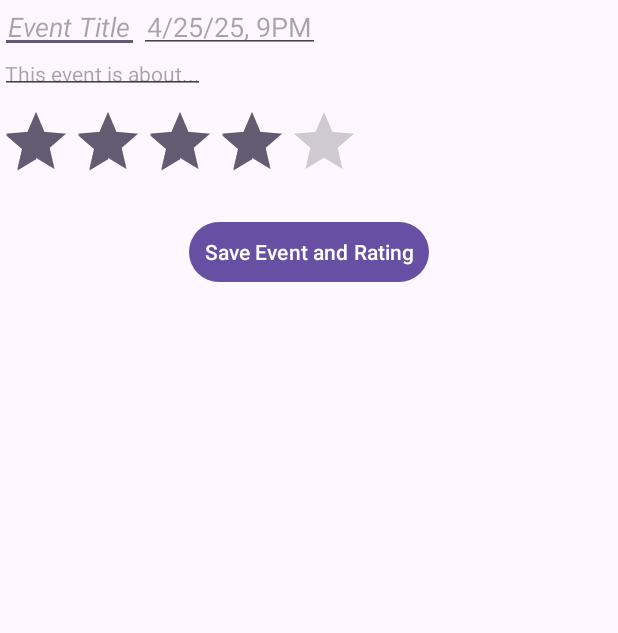
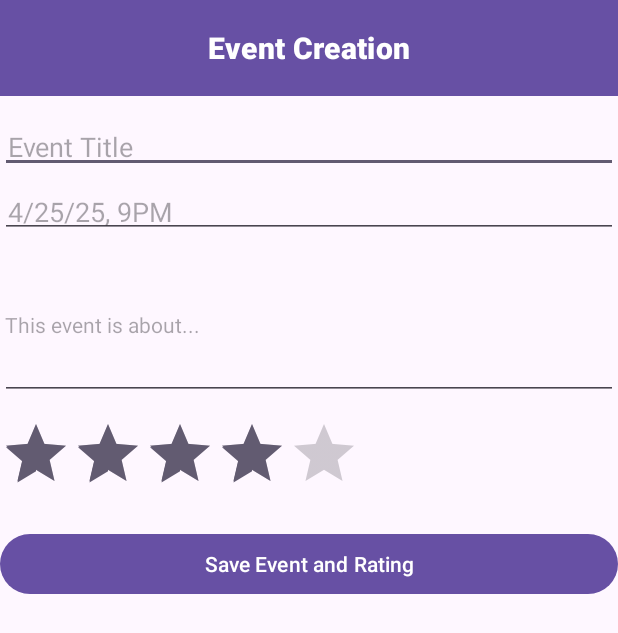
Before and after one commit to alejandro-echaniz/VenuVibe, an Android app: the AddEventActivity screen opened directly, with no data from a screen before it, on a phone screen of 412 x 824 dp. Shown: the top 633 px of the screen. Run offline under Robolectric (Android 15) with nearby library versions, the phone set to English and light mode, and no system bars; our stand-ins replace Firebase (no records; nobody signed in at launch, a user with empty details on screens opened directly).

Commit message:
Style: polished up item_events.xml for clearer UI/UX

```diff
--- a/app/src/main/res/layout/item_event.xml
+++ b/app/src/main/res/layout/item_event.xml
@@ -1,60 +1,87 @@
 <?xml version="1.0" encoding="utf-8"?>
-<RelativeLayout xmlns:android="http://schemas.android.com/apk/res/android"
+<androidx.constraintlayout.widget.ConstraintLayout
+    xmlns:android="http://schemas.android.com/apk/res/android"
+    xmlns:app="http://schemas.android.com/apk/res-auto"
     android:layout_width="match_parent"
     android:layout_height="match_parent">
 
-    <!-- || EVENT TITLE INPUT -->
+    <!-- Toolbar with “Event Creation” title -->
+    <com.google.android.material.appbar.MaterialToolbar
+        android:id="@+id/toolbar"
+        android:layout_width="0dp"
+        android:layout_height="?attr/actionBarSize"
+        android:background="?attr/colorPrimary"
+        app:title="Event Creation"
+        app:titleCentered="true"
+        app:layout_constraintTop_toTopOf="parent"
+        app:layout_constraintStart_toStartOf="parent"
+        app:layout_constraintEnd_toEndOf="parent"
+        app:titleTextAppearance="@style/ToolbarTitle.Bold.White" />
+
+    <!-- Event Title Input -->
     <EditText
-        android:layout_width="wrap_content"
+        android:id="@+id/eventTitle"
+        android:layout_width="0dp"
         android:layout_height="wrap_content"
-        android:id="@+id/eventTitle"
         android:hint="Event Title"
         android:textSize="18sp"
-        android:textStyle="italic"
-        android:padding="5dp" />
+        android:padding="5dp"
+        app:layout_constraintTop_toBottomOf="@id/toolbar"
+        app:layout_constraintStart_toStartOf="parent"
+        app:layout_constraintEnd_toEndOf="parent"
+        android:layout_marginTop="16dp"/>
 
-    <!-- || EVENT DATE- (yyyyMMdd) -->
+    <!-- Event Date Input -->
     <EditText
         android:id="@+id/eventDate"
-        android:layout_toRightOf="@+id/eventTitle"
-        android:layout_width="wrap_content"
+        android:layout_width="0dp"
         android:layout_height="wrap_content"
         android:hint="4/25/25, 9PM"
         android:textSize="18sp"
         android:padding="5dp"
-        android:textColor="#555555" />
+        android:textColor="#555555"
+        app:layout_constraintTop_toBottomOf="@id/eventTitle"
+        app:layout_constraintStart_toStartOf="parent"
+        app:layout_constraintEnd_toEndOf="parent"
+        android:layout_marginTop="8dp"/>
 
-    <!-- || EVENT DESCRIPTION -->
+    <!-- Event Description Input -->
     <EditText
         android:id="@+id/eventDescription"
-        android:layout_width="wrap_content"
-        android:layout_height="wrap_content"
+        android:layout_width="0dp"
+        android:layout_height="0dp"
         android:hint="This event is about..."
-        android:layout_below="@+id/eventDate"
         android:textSize="14sp"
         android:padding="3dp"
-        android:textColor="#555555" />
+        android:textColor="#555555"
+        app:layout_constraintTop_toBottomOf="@id/eventDate"
+        app:layout_constraintStart_toStartOf="parent"
+        app:layout_constraintEnd_toEndOf="parent"
+        app:layout_constraintHeight_min="100dp"
+        android:layout_marginTop="8dp"/>
 
-    <!-- || RATING BAR -->
+    <!-- Rating Bar -->
     <RatingBar
         android:id="@+id/ratingBar"
-        android:layout_below="@+id/eventDescription"
         android:layout_width="wrap_content"
         android:layout_height="wrap_content"
         android:numStars="5"
         android:stepSize="0.5"
         android:rating="4.0"
-        android:layout_marginTop="8dp" />
+        app:layout_constraintTop_toBottomOf="@id/eventDescription"
+        app:layout_constraintStart_toStartOf="parent"
+        android:layout_marginTop="12dp"/>
 
-    <!-- || SUBMIT FORM (SAVE EVENT & RATING) -->
+    <!-- Save Button -->
     <Button
         android:id="@+id/btnSaveEvent"
-        android:layout_below="@+id/ratingBar"
-        android:layout_width="wrap_content"
+        android:layout_width="0dp"
         android:layout_height="wrap_content"
         android:text="Save Event and Rating"
-        android:layout_marginTop="16dp"
-        android:layout_centerHorizontal="true"
-        android:padding="10dp" />
+        android:padding="10dp"
+        app:layout_constraintTop_toBottomOf="@id/ratingBar"
+        app:layout_constraintStart_toStartOf="parent"
+        app:layout_constraintEnd_toEndOf="parent"
+        android:layout_marginTop="16dp"/>
 
-</RelativeLayout>
+</androidx.constraintlayout.widget.ConstraintLayout>
--- a/app/src/main/res/values/themes.xml
+++ b/app/src/main/res/values/themes.xml
@@ -6,4 +6,10 @@
     </style>
 
     <style name="Theme.VenuVibe" parent="Base.Theme.VenuVibe" />
+
+
+    <style name="ToolbarTitle.Bold.White" parent="TextAppearance.MaterialComponents.Headline6">
+        <item name="android:textStyle">bold</item>
+        <item name="android:textColor">@color/white</item>
+    </style>>
 </resources>
```
